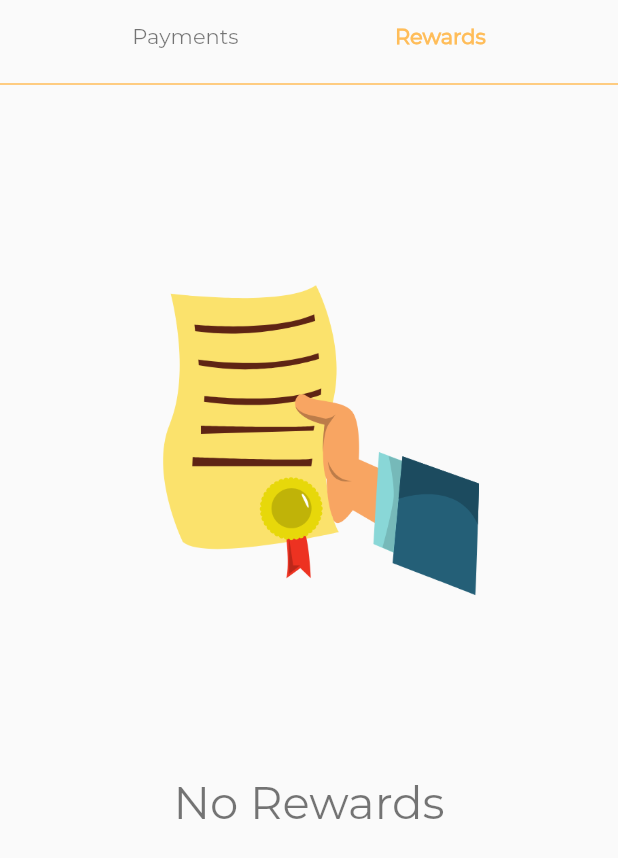
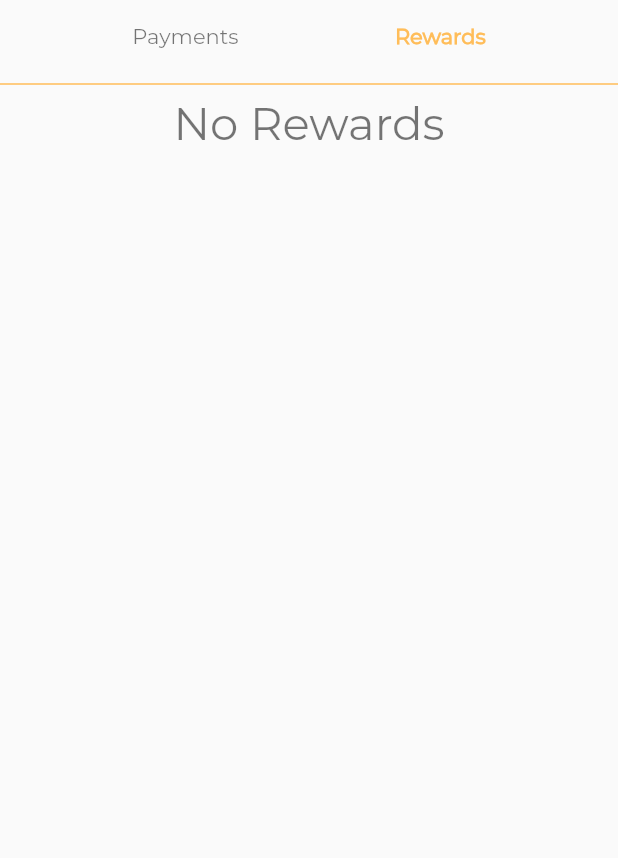
Before and after one commit to igovind/brahminappnew, a Flutter app: the Payment widget shown alone on an empty page, opened directly with empty values, after a tap on "Rewards", on a phone screen of 412 x 824 dp. Shown: the top 858 px of the screen. Run offline on Flutter 3.47's test engine with Material 2 defaults, Android fonts, the phone set to English and light mode, and no system bars; our stand-ins replace bot_toast, charts_flutter, circular_profile_avatar, cloud_firestore, device_preview, firebase_auth and 11 more; missing offline and left inert: agora_rtc_engine, geoflutterfire, scratcher, searchable_dropdown; accounts and stored records are empty; network calls fail; project files that could hold a hidden picture were left out.

Commit message:
rollout update

```diff
--- a/lib/app/home_page/drawer_tiles/my_account/edit_profile_page.dart
+++ b/lib/app/home_page/drawer_tiles/my_account/edit_profile_page.dart
@@ -748,7 +748,7 @@ class _EditProfilePageState extends State<EditProfilePage> {
                             initialValue: nUserFirstName,
                             decoration:
                                 InputDecoration(labelText: 'First name'),
-                            maxLength: 20,
+                            maxLength: 35,
                             validator: (String value) {
                               if (value.isEmpty) {
                                 return 'First name is Required';
@@ -777,7 +777,7 @@ class _EditProfilePageState extends State<EditProfilePage> {
                             keyboardType: TextInputType.number,
                             decoration:
                                 InputDecoration(labelText: 'Contact number'),
-                            maxLength: 20,
+                            maxLength: 10,
                             validator: (String value) {
                               if (value.isEmpty) {
                                 return 'Contact number is required';
--- a/lib/app/home_page/home_page.dart
+++ b/lib/app/home_page/home_page.dart
@@ -11,7 +11,6 @@ import 'package:brahminapp/app/home_page/tab_bar/dashboard/model_class.dart';
 import 'package:brahminapp/app/home_page/tab_bar/home_page_sec.dart';
 import 'package:brahminapp/app/home_page/tab_bar/payment.dart';
 import 'package:brahminapp/calls/index.dart';
-import 'package:brahminapp/calls/video_call.dart';
 import 'package:brahminapp/common_widgets/platform_alert_dialog.dart';
 import 'package:brahminapp/services/auth.dart';
 import 'package:brahminapp/services/database.dart';
--- a/lib/app/home_page/tab_bar/payment.dart
+++ b/lib/app/home_page/tab_bar/payment.dart
@@ -202,11 +202,11 @@ class _PaymentState extends State<Payment> {
                         }
                         return Column(
                           children: [
-                            Image.asset(
-                              "images/no_reward.png",
-                              height: MediaQuery.of(context).size.height * 0.55,
-                              width: MediaQuery.of(context).size.width * 0.55,
-                            ),
+                            // Image.asset(
+                            //   "images/no_reward.png",
+                            //   height: MediaQuery.of(context).size.height * 0.55,
+                            //   width: MediaQuery.of(context).size.width * 0.55,
+                            // ),
                             Text(
                               "No Rewards",
                               style: TextStyle(
```
